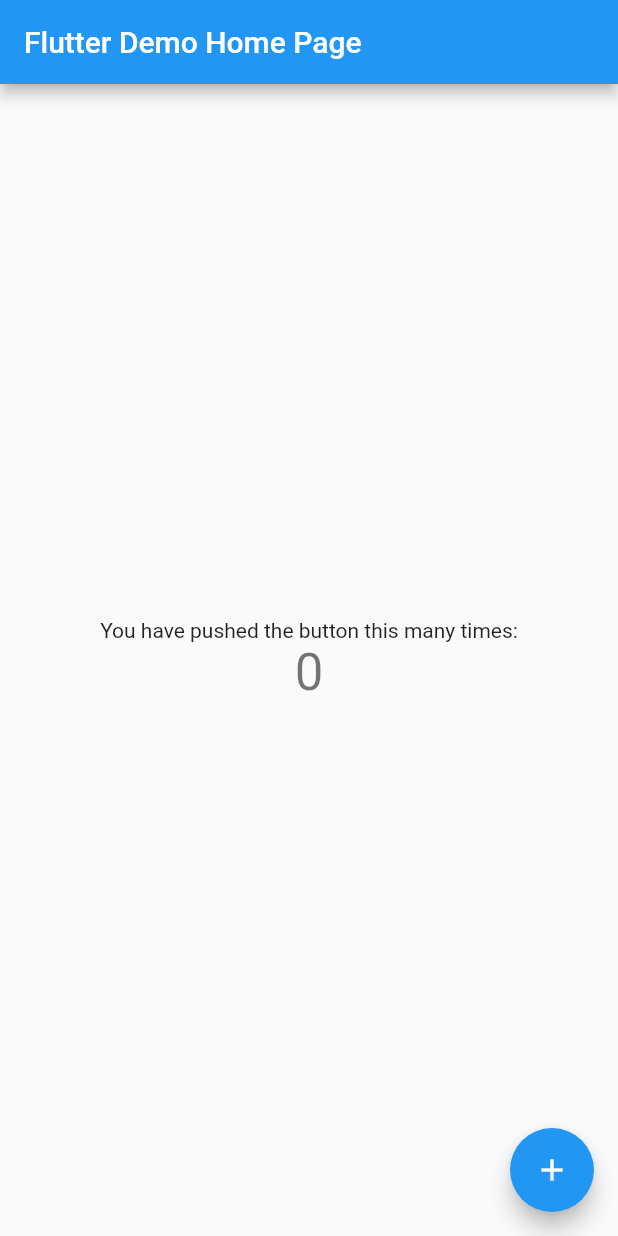
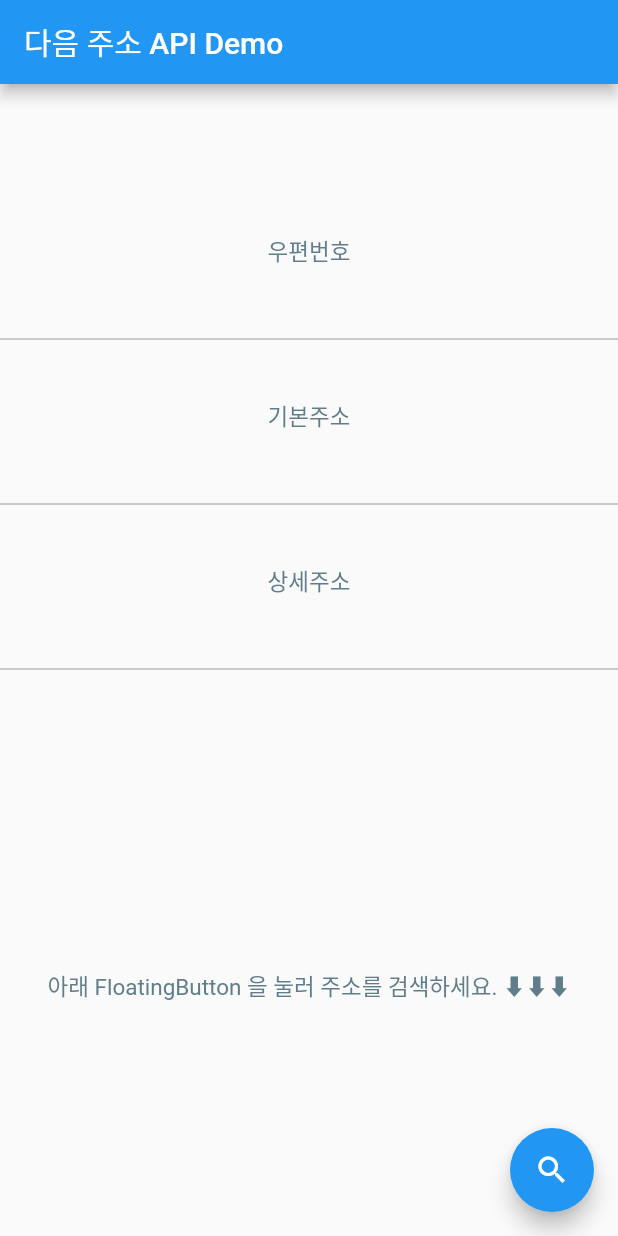
Before and after one commit to JIKYUNGHEE/flutter_daum_post_api, a Flutter app: the screen it shows after launch, on a phone screen of 412 x 824 dp. Run offline on Flutter 3.47's test engine with Material 2 defaults, Android fonts, the light colour scheme and no system bars.

Commit message:
[develop] 레이아웃 변경

```diff
--- a/lib/main.dart
+++ b/lib/main.dart
@@ -24,7 +24,7 @@
         // is not restarted.
         primarySwatch: Colors.blue,
       ),
-      home: const MyHomePage(title: 'Flutter Demo Home Page'),
+      home: const MyHomePage(title: '다음 주소 API Demo'),
     );
   }
 }
@@ -48,7 +48,9 @@
 }
 
 class _MyHomePageState extends State<MyHomePage> {
-  int _counter = 0;
+  TextEditingController _AddressZoneCodeController = TextEditingController();
+  TextEditingController _AddressBasicController = TextEditingController();
+  TextEditingController _AddressDetailThreeController = TextEditingController();
 
   void _incrementCounter() {
     setState(() {
@@ -57,7 +59,6 @@
       // so that the display can reflect the updated values. If we changed
       // _counter without calling setState(), then the build method would not be
       // called again, and so nothing would appear to happen.
-      _counter++;
     });
   }
 
@@ -93,22 +94,55 @@
           // center the children vertically; the main axis here is the vertical
           // axis because Columns are vertical (the cross axis would be
           // horizontal).
-          mainAxisAlignment: MainAxisAlignment.center,
+          mainAxisAlignment: MainAxisAlignment.start,
           children: <Widget>[
-            const Text(
-              'You have pushed the button this many times:',
+            const Padding(padding: EdgeInsets.only(top: 50)),
+            const Padding(padding: EdgeInsets.only(top: 50)),
+            const Text('우편번호',
+                style: TextStyle(fontSize: 15, color: Colors.blueGrey)),
+            TextFormField(
+              enabled: false,
+              decoration: InputDecoration(
+                isDense: false,
+              ),
+              controller: _AddressZoneCodeController,
+              style: TextStyle(fontSize: 20),
             ),
-            Text(
-              '$_counter',
-              style: Theme.of(context).textTheme.headline4,
+            const Padding(padding: EdgeInsets.only(top: 20)),
+            const Padding(padding: EdgeInsets.only(top: 20)),
+            const Text('기본주소',
+                style: TextStyle(fontSize: 15, color: Colors.blueGrey)),
+            TextFormField(
+              enabled: false,
+              decoration: InputDecoration(
+                isDense: false,
+              ),
+              controller: _AddressBasicController,
+              style: TextStyle(fontSize: 20),
             ),
+            const Padding(padding: EdgeInsets.only(top: 20)),
+            const Padding(padding: EdgeInsets.only(top: 20)),
+            const Text('상세주소',
+                style: TextStyle(fontSize: 15, color: Colors.blueGrey)),
+            TextFormField(
+              enabled: false,
+              decoration: InputDecoration(
+                isDense: false,
+              ),
+              controller: _AddressDetailThreeController,
+              style: TextStyle(fontSize: 20),
+            ),
+            const Padding(padding: EdgeInsets.only(top: 200)),
+            const Text("아래 FloatingButton 을 눌러 주소를 검색하세요. ⬇️⬇️⬇️",
+                style: TextStyle(fontSize: 15, color: Colors.blueGrey)),
+
           ],
         ),
       ),
       floatingActionButton: FloatingActionButton(
         onPressed: _incrementCounter,
-        tooltip: 'Increment',
-        child: const Icon(Icons.add),
+        tooltip: '주소찾기',
+        child: const Icon(Icons.search),
       ), // This trailing comma makes auto-formatting nicer for build methods.
     );
   }
```
